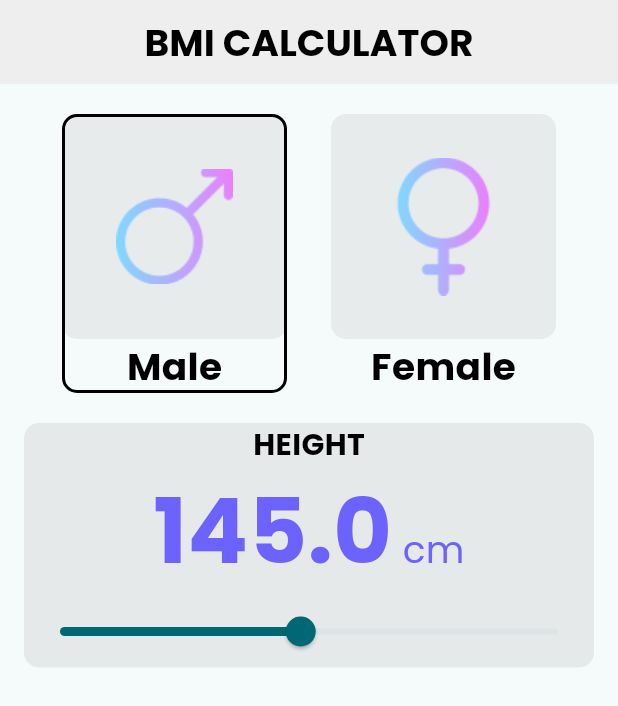
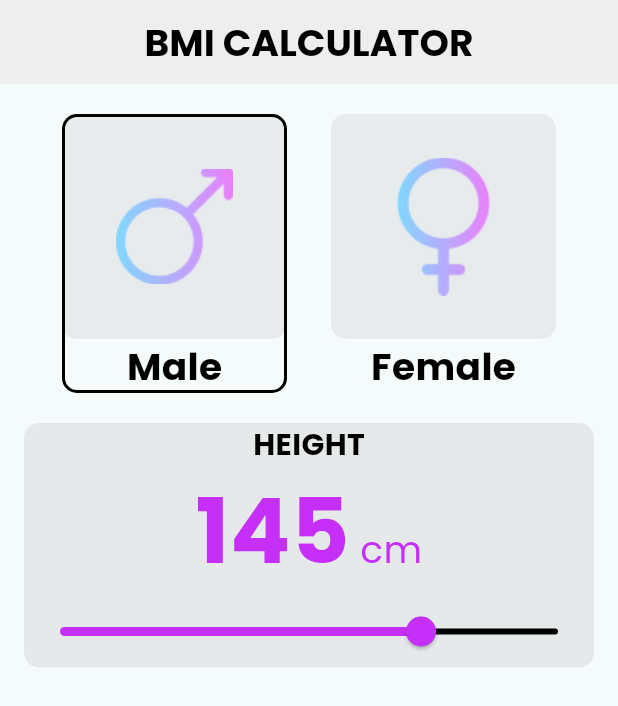
Before and after one commit to Basel85/MD-TREE-Session-4, a Flutter app: the screen it shows after launch, on a phone screen of 412 x 824 dp. Shown: the top 706 px of the screen. Run offline on Flutter 3.47's test engine with Material 3 defaults, Android fonts, the phone set to English and light mode, and no system bars.

Commit message:
height component done

```diff
--- a/lib/presentation/widgets/bmi_screen_body/height_component/height_component.dart
+++ b/lib/presentation/widgets/bmi_screen_body/height_component/height_component.dart
@@ -1,5 +1,6 @@
 import 'package:flutter/material.dart';
 import 'package:md_tree_session_4/presentation/widgets/bmi_screen_body/height_component/height_number_component/height_number_component.dart';
+import 'package:md_tree_session_4/presentation/widgets/bmi_screen_body/height_component/height_slider.dart';
 import 'package:md_tree_session_4/presentation/widgets/bmi_screen_body/height_component/height_text.dart';
 import 'package:md_tree_session_4/themes/app_colors.dart';
 
@@ -19,7 +20,7 @@ class HeightComponent extends StatelessWidget {
         children: [
           const HeightText(),
           HeightNumberComponent(height: height),
-          Slider(min: 0, max: 300, value: height, onChanged: onChanged)
+          HeightSlider(height: height, onChanged: onChanged)
         ],
       ),
     );
--- a/lib/presentation/widgets/bmi_screen_body/height_component/height_number_component/height_number_component.dart
+++ b/lib/presentation/widgets/bmi_screen_body/height_component/height_number_component/height_number_component.dart
@@ -2,7 +2,7 @@ import 'package:flutter/material.dart';
 import 'package:md_tree_session_4/themes/app_text_styles.dart';
 
 class HeightNumberComponent extends StatelessWidget {
-  final num height;
+  final double height;
   const HeightNumberComponent({super.key, required this.height});
 
   @override
@@ -11,12 +11,14 @@ class HeightNumberComponent extends StatelessWidget {
       TextSpan(
         children: [
           TextSpan(
-            text: height.toString(),
-            style: AppTextStyles.fontSize60FontWeightW700FontFamilyPoppinsColor6C63FF,
+            text: height.toStringAsFixed(0),
+            style: AppTextStyles
+                .fontSize60FontWeightW700FontFamilyPoppinsColorC62FF8,
           ),
           TextSpan(
             text: ' cm',
-            style: AppTextStyles.fontSize25FontWeightW400FontFamilyPoppinsColor6C63FF,
+            style: AppTextStyles
+                .fontSize25FontWeightW400FontFamilyPoppinsColorC62FF8,
           ),
         ],
       ),
--- /dev/null
+++ b/lib/presentation/widgets/bmi_screen_body/height_component/height_slider.dart
@@ -0,0 +1,21 @@
+import 'package:flutter/material.dart';
+import 'package:md_tree_session_4/themes/app_colors.dart';
+
+class HeightSlider extends StatelessWidget {
+  final double height;
+  final void Function(double) onChanged;
+  const HeightSlider(
+      {super.key, required this.height, required this.onChanged});
+
+  @override
+  Widget build(BuildContext context) {
+    return Slider(
+      min: 0,
+      max: 200,
+      value: height,
+      onChanged: onChanged,
+      activeColor: AppColors.colorC62FF8,
+      inactiveColor: AppColors.pureBlack,
+    );
+  }
+}
--- /dev/null
+++ b/lib/presentation/widgets/bmi_screen_body/weight_age_components_list/weight_age_component/weight_age_component.dart
@@ -0,0 +1,10 @@
+import 'package:flutter/material.dart';
+
+class WeightAgeComponent extends StatelessWidget {
+  const WeightAgeComponent({super.key});
+
+  @override
+  Widget build(BuildContext context) {
+    return const Placeholder();
+  }
+}
--- /dev/null
+++ b/lib/presentation/widgets/bmi_screen_body/weight_age_components_list/weight_age_components_list.dart
@@ -0,0 +1,15 @@
+import 'package:flutter/material.dart';
+
+class WeightAgeComponentsList extends StatelessWidget {
+  const WeightAgeComponentsList({super.key});
+
+  @override
+  Widget build(BuildContext context) {
+    return const Row(
+      mainAxisAlignment: MainAxisAlignment.spaceBetween,
+      children: [
+
+      ],
+    );
+  }
+}
--- a/lib/themes/app_text_styles.dart
+++ b/lib/themes/app_text_styles.dart
@@ -46,17 +46,17 @@ class AppTextStyles {
           fontFamily: "Poppins",
           color: AppColors.pureBlack);
 
-  static TextStyle fontSize60FontWeightW700FontFamilyPoppinsColor6C63FF =
+  static TextStyle fontSize60FontWeightW700FontFamilyPoppinsColorC62FF8 =
       const TextStyle(
           fontSize: 60,
           fontWeight: FontWeight.w700,
           fontFamily: "Poppins",
-          color: AppColors.color6C63FF);
+          color: AppColors.colorC62FF8);
 
-  static TextStyle fontSize25FontWeightW400FontFamilyPoppinsColor6C63FF =
+  static TextStyle fontSize25FontWeightW400FontFamilyPoppinsColorC62FF8 =
       const TextStyle(
           fontSize: 25,
           fontWeight: FontWeight.w400,
           fontFamily: "Poppins",
-          color: AppColors.color6C63FF);
+          color: AppColors.colorC62FF8);
 }
```
